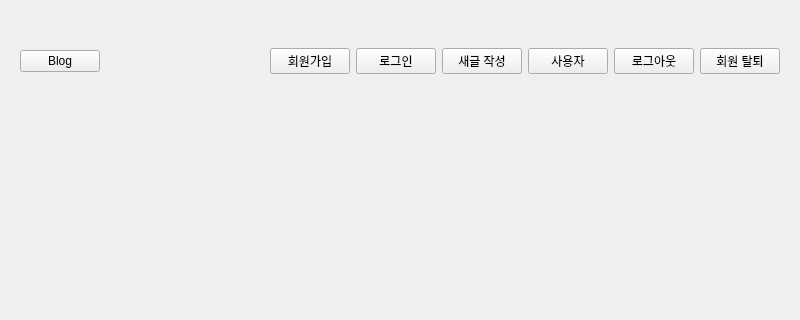
This is ui/mainwidget.ui in sm136599/VEDA_Qt_blog_client as Qt 5 draws it before an edit; both pictures show x 0 to 800 and y 0 to 320 of the 800 by 600 pixel window. The edited form follows.
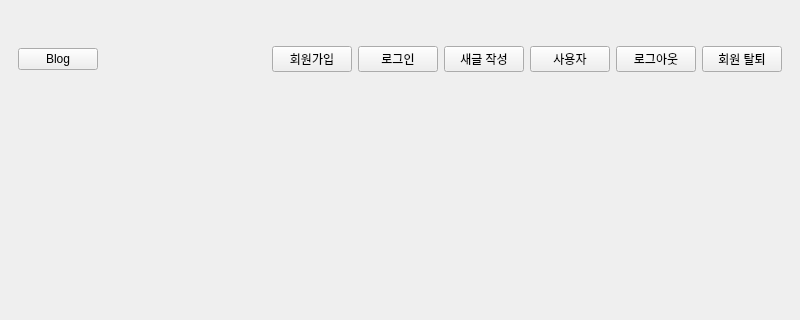
This is the edited form. The open tabs and pages were chosen to show the change.

Commit message: feat: '새 글 작성' ui 작성

The edit to the form file:
```diff
--- a/ui/mainwidget.ui
+++ b/ui/mainwidget.ui
@@ -16,7 +16,49 @@
   <property name="styleSheet">
    <string notr="true"/>
   </property>
-  <layout class="QVBoxLayout" name="verticalLayout">
+  <layout class="QHBoxLayout" name="horizontalLayout" stretch="0">
+   <property name="spacing">
+    <number>0</number>
+   </property>
+   <property name="sizeConstraint">
+    <enum>QLayout::SetDefaultConstraint</enum>
+   </property>
+   <property name="leftMargin">
+    <number>0</number>
+   </property>
+   <property name="topMargin">
+    <number>0</number>
+   </property>
+   <property name="rightMargin">
+    <number>0</number>
+   </property>
+   <property name="bottomMargin">
+    <number>0</number>
+   </property>
+   <item>
+    <widget class="QWidget" name="widget" native="true">
+     <property name="sizePolicy">
+      <sizepolicy hsizetype="Expanding" vsizetype="Expanding">
+       <horstretch>0</horstretch>
+       <verstretch>0</verstretch>
+      </sizepolicy>
+     </property>
+     <property name="minimumSize">
+      <size>
+       <width>400</width>
+       <height>0</height>
+      </size>
+     </property>
+     <property name="maximumSize">
+      <size>
+       <width>1080</width>
+       <height>16777215</height>
+      </size>
+     </property>
+     <layout class="QVBoxLayout" name="verticalLayout_2">
+      <property name="sizeConstraint">
+       <enum>QLayout::SetDefaultConstraint</enum>
+      </property>
    <item>
     <widget class="QFrame" name="titleFrame">
      <property name="minimumSize">
@@ -134,6 +176,9 @@
      <widget class="QWidget" name="postListPage"/>
      <widget class="QWidget" name="postPage"/>
      <widget class="QWidget" name="writePostPage"/>
+       </widget>
+      </item>
+     </layout>
     </widget>
    </item>
   </layout>
```
Left out of the diff: 11 changed lines with no effect on the pictures. Lines whose indentation alone changed are shown as unchanged. The commit also changes 5 other files.
